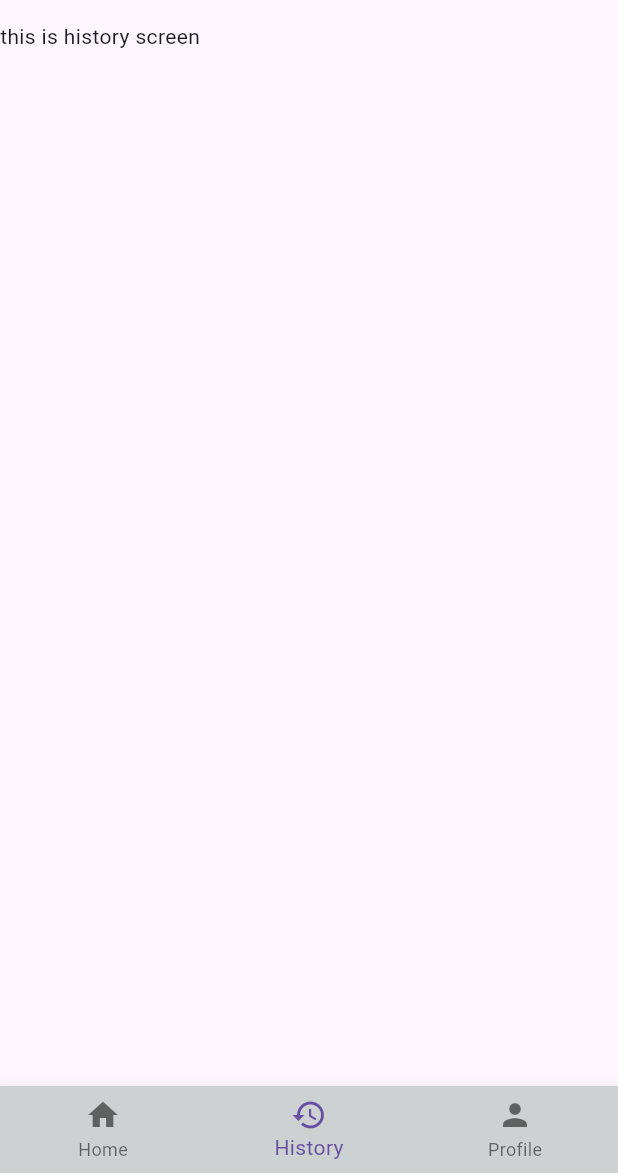
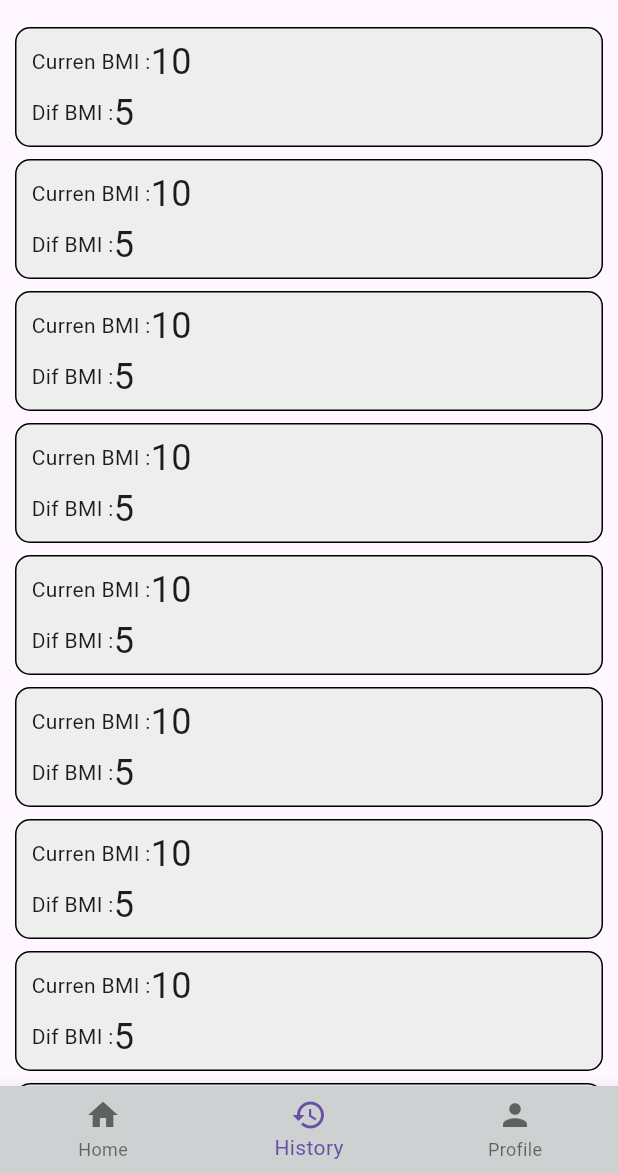
Before and after one commit to nasir82/BMI-Calculator, a Flutter app: the screen it shows after launch, item 2 of the bottom bar chosen, on a phone screen of 412 x 824 dp, the part 63-1236 px from its top. Run offline on Flutter 3.47's test engine with Material 3 defaults, Android fonts, the phone set to English and light mode, and no system bars; our stand-ins replace sqflite; accounts and stored records are empty.

Commit message:
Database added and listView designed

```diff
--- /dev/null
+++ b/lib/Database/collections.dart
@@ -0,0 +1,8 @@
+import 'package:bmi_cal/Database/db_helper.dart';
+import 'package:flutter/material.dart';
+
+class DataCollection{
+
+  static var datas =  DatabaseHelper.instance.queryDatabase();
+
+}
--- a/lib/Histort.dart
+++ b/lib/Histort.dart
@@ -1,14 +1,23 @@
+import 'package:bmi_cal/list_item.dart';
 import 'package:flutter/material.dart';
+
 class History extends StatelessWidget {
   const History({super.key});
 
   @override
   Widget build(BuildContext context) {
-    return Scaffold(
+    return  Scaffold(
       body:Column(children: [
 
-        Text("this is history screen"),
-          SizedBox(height: 20,)
+       Expanded(
+         child: ListView.builder(
+          itemCount: 10,
+
+          itemBuilder: (context,index){
+
+            return const MyListItem(current: "10", diff: "5");
+          }),
+       )
       ],)
 
     );
--- a/lib/MyHome.dart
+++ b/lib/MyHome.dart
@@ -1,3 +1,4 @@
+import 'package:bmi_cal/Database/collections.dart';
 import 'package:bmi_cal/Histort.dart';
 import 'package:bmi_cal/Profile.dart';
 import 'package:bmi_cal/home_screen.dart';
@@ -11,6 +12,7 @@ class Home extends StatefulWidget {
 }
 
 class _HomeState extends State<Home> {
+  DataCollection dt = DataCollection();
   int myIndex = 0;
   List screenList = [
      HomeScreen(),
--- /dev/null
+++ b/lib/list_item.dart
@@ -0,0 +1,52 @@
+import 'package:flutter/material.dart';
+
+class MyListItem extends StatelessWidget {
+
+  final String current;
+  final String diff;
+
+  const MyListItem({super.key,required this.current,required this.diff});
+
+  @override
+  Widget build(BuildContext context) {
+    return Container(
+
+      padding: const EdgeInsets.symmetric(horizontal: 10),
+      margin: const EdgeInsets.symmetric(horizontal: 10,vertical: 4),
+      decoration: BoxDecoration(
+        border: Border.all(),
+
+        borderRadius: BorderRadius.circular(10),
+        color:  Colors.grey.shade200,
+      ),
+      child: Padding(
+        padding: const EdgeInsets.symmetric(vertical: 5),
+        child: Column(
+          children: [
+
+              Row(
+
+                children: [
+                  Text("Curren BMI :"),
+
+                  Text(current,style: const TextStyle(
+                    fontSize: 24
+                  ),),
+                ],
+              ),
+              Row(
+                children: [
+                  Text("Dif BMI :"),
+
+                  Text(diff,style: const TextStyle(
+                    fontSize: 24
+                  ),),
+                ],
+              ),
+
+        ]),
+      ),
+
+    );
+  }
+}
--- a/lib/splash.dart
+++ b/lib/splash.dart
@@ -1,6 +1,5 @@
 
 import 'package:bmi_cal/MyHome.dart';
-import 'package:bmi_cal/home_screen.dart';
 import 'package:flutter/material.dart';
 import 'package:flutter/services.dart';
 
--- a/pubspec.yaml
+++ b/pubspec.yaml
@@ -9,6 +9,9 @@ environment:
 dependencies:
   flutter:
     sdk: flutter
+  sqflite: any
+  path_provider: any
+  intl: ^0.19.0
 
 dev_dependencies:
   flutter_test:
```
Also changed, not shown: lib/Database/db_helper.dart (added, +75 -0 lines), lib/home_screen.dart (+34 -8 lines), pubspec.lock, 2 other files.
